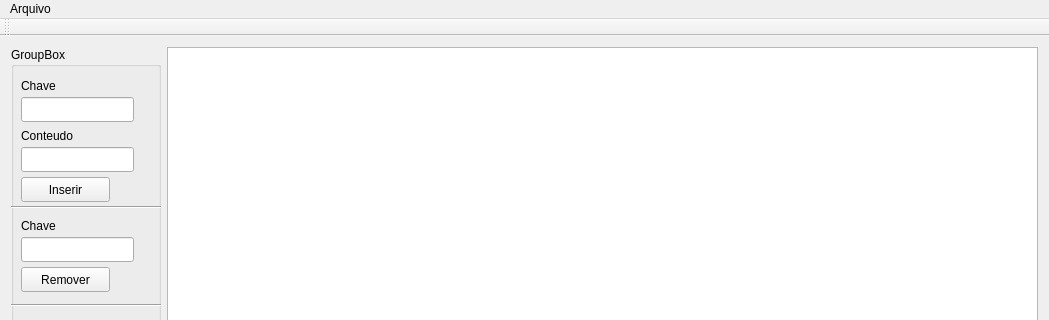
Old version of the form qt/Patricia/mainwindow.ui in the repository vnpavanelli/Patricia; both pictures show x 0 to 1049 and y 0 to 320 of the 1049 by 570 pixel window.
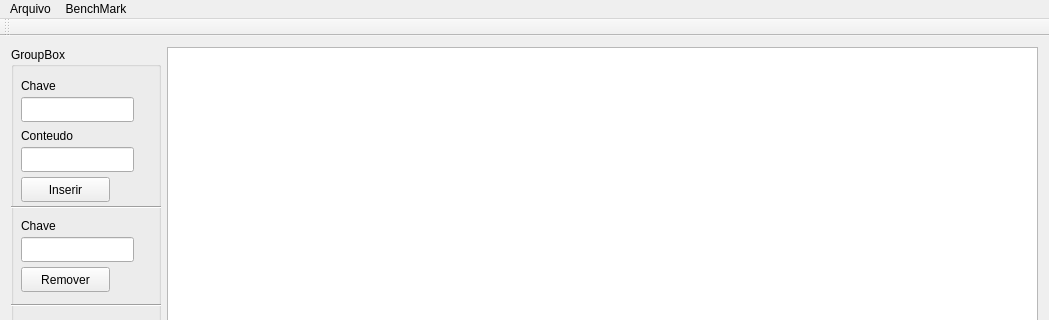
New version of the form.

```diff
--- a/qt/Patricia/mainwindow.ui
+++ b/qt/Patricia/mainwindow.ui
@@ -258,7 +258,14 @@
     <addaction name="actionCarregar_chaves"/>
     <addaction name="actionSobre"/>
    </widget>
+   <widget class="QMenu" name="menuBenchMark">
+    <property name="title">
+     <string>BenchMark</string>
+    </property>
+    <addaction name="actionIniciar"/>
+   </widget>
    <addaction name="menuArquivo"/>
+   <addaction name="menuBenchMark"/>
   </widget>
   <widget class="QToolBar" name="mainToolBar">
    <attribute name="toolBarArea">
```
Left out of the diff: 5 changed lines with no effect on the pictures.
